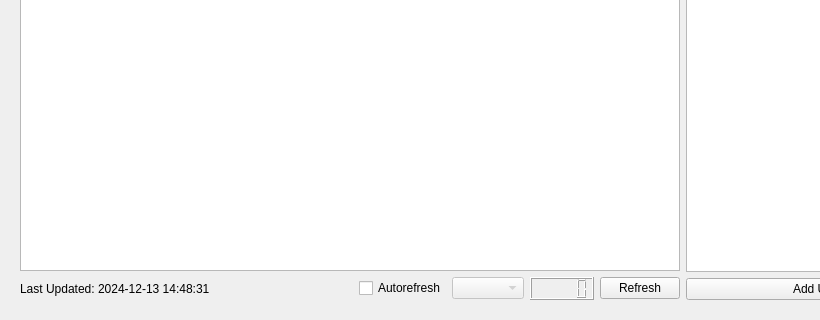
This is gui/ui/main.ui in jason7599/BOJ-Tracker as Qt 5 draws it before an edit; both pictures show x 0 to 820 and y 358 to 678 of the 970 by 678 pixel window. The edited form follows.
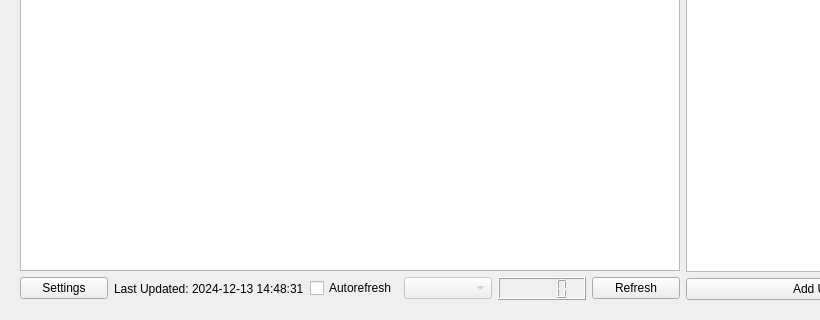
This is the edited form. Custom widgets are drawn as their Qt base class.

Commit message: adding settings button

What changed in the file:
```diff
--- a/gui/ui/main.ui
+++ b/gui/ui/main.ui
@@ -37,24 +37,18 @@
         <item>
          <layout class="QHBoxLayout" name="horizontalLayout_2">
           <item>
-           <widget class="QLabel" name="last_updated_label">
+           <widget class="QPushButton" name="settings_button">
             <property name="text">
-             <string>Last Updated: 2024-12-13 14:48:31</string>
+             <string>Settings</string>
             </property>
            </widget>
           </item>
           <item>
-           <spacer name="horizontalSpacer">
-            <property name="orientation">
-             <enum>Qt::Horizontal</enum>
+           <widget class="QLabel" name="last_updated_label">
+            <property name="text">
+             <string>Last Updated: 2024-12-13 14:48:31</string>
             </property>
-            <property name="sizeHint" stdset="0">
-             <size>
-              <width>40</width>
-              <height>20</height>
-             </size>
-            </property>
-           </spacer>
+           </widget>
           </item>
           <item>
            <widget class="QCheckBox" name="auto_refresh_button">
```
The commit also changes 3 other files.
